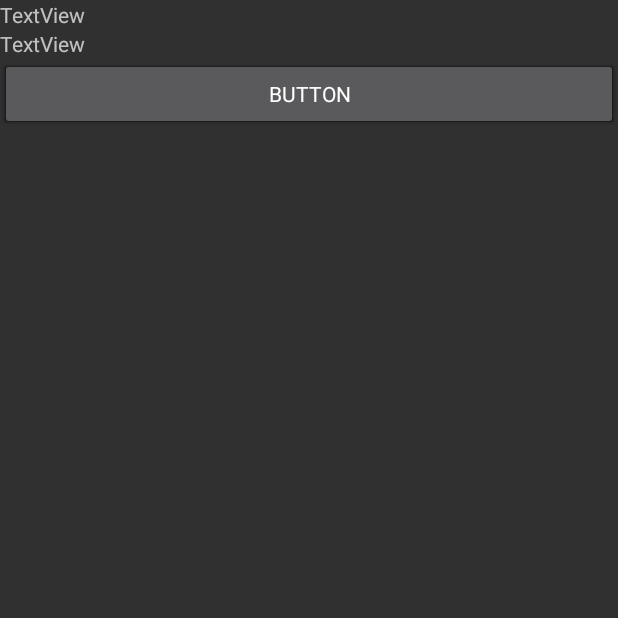
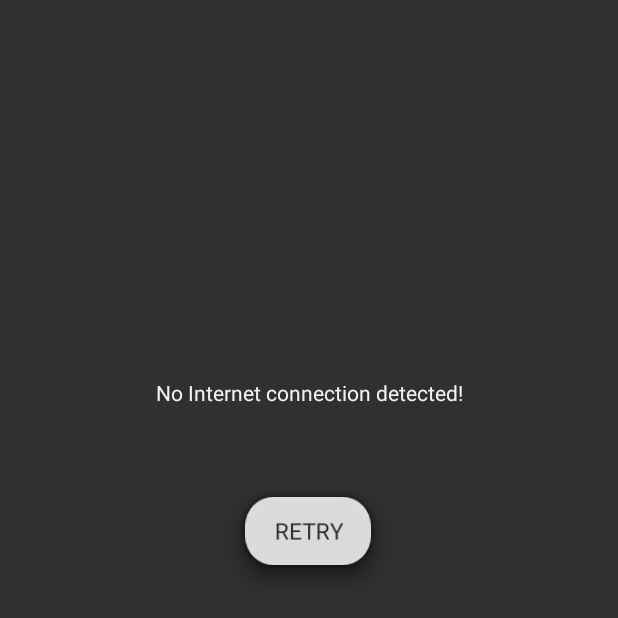
Before and after one commit to JeremyVun1/drop-messages-android, an Android app: the screen it shows after launch (TestActivity before the commit, NoInternetActivity after it), on a phone screen of 412 x 824 dp, the top half of it. Run offline under Robolectric (Android 15) with nearby library versions, the light colour scheme and no system bars; libraries missing offline, so code that uses them is left out: com.tinder.scarlet; Roboto replaces fonts that are not available here.

Commit message:
no internet activity

```diff
--- a/app/src/main/AndroidManifest.xml
+++ b/app/src/main/AndroidManifest.xml
@@ -24,6 +24,9 @@
 
         <!-- Test Activity -->
         <activity android:name=".TestActivity">
+        </activity>
+
+        <activity android:name=".NoInternetActivity">
             <intent-filter>
                 <action android:name="android.intent.action.MAIN" />
 
--- /dev/null
+++ b/app/src/main/java/com/example/drop_messages_android/NoInternetActivity.kt
@@ -0,0 +1,64 @@
+package com.example.drop_messages_android
+
+import android.Manifest.permission
+import android.animation.ObjectAnimator
+import android.animation.PropertyValuesHolder
+import android.annotation.SuppressLint
+import android.content.Context
+import android.content.Intent
+import android.content.pm.PackageManager
+import android.os.Build
+import android.os.Bundle
+import android.util.Log
+import android.view.View
+import android.view.animation.LinearInterpolator
+import android.view.animation.OvershootInterpolator
+import android.widget.Toast
+import androidx.appcompat.app.AppCompatActivity
+import com.example.drop_messages_android.api.*
+import com.google.gson.Gson
+import com.google.gson.JsonObject
+import com.tinder.scarlet.WebSocket
+import kotlinx.android.synthetic.main.activity_loading.*
+import kotlinx.android.synthetic.main.activity_no_internet.*
+import kotlinx.coroutines.CoroutineScope
+import kotlinx.coroutines.Dispatchers.Default
+import kotlinx.coroutines.Dispatchers.IO
+import kotlinx.coroutines.Dispatchers.Main
+import kotlinx.coroutines.delay
+import kotlinx.coroutines.launch
+import kotlinx.coroutines.withContext
+
+
+// This is the main entry point which checks whether to route the user to the login/signup pages
+// or directly launch the activity with stored credentials
+class NoInternetActivity : AppCompatActivity() {
+
+    override fun onCreate(savedInstanceState: Bundle?) {
+        super.onCreate(savedInstanceState)
+        setContentView(R.layout.activity_no_internet)
+        overridePendingTransition(0, 0)
+
+        initAnimations()
+
+        btn_retry.setOnClickListener {
+            finish()
+        }
+    }
+
+    /**
+     * View Animations
+     */
+    private fun initAnimations() {
+        // button pulse
+        val scaleX = PropertyValuesHolder.ofFloat(View.SCALE_X, 0.95f, 1f)
+        val scaleY = PropertyValuesHolder.ofFloat(View.SCALE_Y, 0.95f, 1f)
+        val alpha = PropertyValuesHolder.ofFloat(View.ALPHA, 0.9f, 1f)
+        ObjectAnimator.ofPropertyValuesHolder(btn_retry, scaleX, scaleY, alpha).apply {
+            interpolator = OvershootInterpolator()
+            duration = 1000
+            repeatMode = ObjectAnimator.REVERSE
+            repeatCount = ObjectAnimator.INFINITE
+        }.start()
+    }
+}
--- a/app/src/main/java/com/example/drop_messages_android/TestActivity.kt
+++ b/app/src/main/java/com/example/drop_messages_android/TestActivity.kt
@@ -1,6 +1,11 @@
 package com.example.drop_messages_android
 
 import android.Manifest
+import android.content.Context
+import android.content.pm.PackageManager
+import android.net.ConnectivityManager
+import android.net.Network
+import android.net.NetworkCapabilities
 import android.os.Build
 import android.os.Bundle
 import androidx.appcompat.app.AppCompatActivity
@@ -14,12 +19,9 @@ class TestActivity: AppCompatActivity() {
         super.onCreate(savedInstanceState)
         setContentView(R.layout.activity_test)
 
-        handlePermissions()
+        val flp = LocationServices.getFusedLocationProviderClient(this)
+        btn_get_location.setOnClickListener {
 
-        val flp = LocationServices.getFusedLocationProviderClient(this)
-
-        btn_get_location.setOnClickListener {
-            println("clicked")
             flp.lastLocation.addOnSuccessListener {
                 println("flp success")
                 tv_lat.text = it.latitude.toString()
@@ -28,9 +30,13 @@ class TestActivity: AppCompatActivity() {
         }
     }
 
-    fun handlePermissions() {
-        if (Build.VERSION.SDK_INT >= Build.VERSION_CODES.M) {
-            requestPermissions(arrayOf(Manifest.permission.ACCESS_FINE_LOCATION, Manifest.permission.ACCESS_COARSE_LOCATION), 1)
-        }
-    }
+
+
+
+
+
+
+
+
+
 }
--- a/app/src/main/java/com/example/drop_messages_android/location/LocationHandler.kt
+++ b/app/src/main/java/com/example/drop_messages_android/location/LocationHandler.kt
@@ -1,6 +1,7 @@
 package com.example.drop_messages_android.location
 
 import android.Manifest
+import android.app.Application
 import android.content.Context
 import android.content.pm.PackageManager
 import android.os.Build
@@ -53,7 +54,7 @@ import androidx.core.content.ContextCompat
  * Use geofencing to detect if user has entered, stayed in, or exited an area of interest
  */
 
-object LocationHandler {
+class LocationHandler(val app: Application) {
     fun getCurrentLocation() {
 
     }
@@ -68,4 +69,6 @@ object LocationHandler {
         }
     }
      */
+
+
 }
--- /dev/null
+++ b/app/src/main/res/drawable/btn_rounded_white.xml
@@ -0,0 +1,6 @@
+<?xml version="1.0" encoding="utf-8"?>
+<shape xmlns:android="http://schemas.android.com/apk/res/android"
+    android:shape="rectangle">
+    <solid android:color="@color/colorWhiteText" />
+    <corners android:radius="20dp" />
+</shape>
--- /dev/null
+++ b/app/src/main/res/layout/activity_no_internet.xml
@@ -0,0 +1,39 @@
+<?xml version="1.0" encoding="utf-8"?>
+<androidx.constraintlayout.widget.ConstraintLayout xmlns:android="http://schemas.android.com/apk/res/android"
+    xmlns:app="http://schemas.android.com/apk/res-auto"
+    xmlns:tools="http://schemas.android.com/tools"
+    android:id="@+id/linearLayout3"
+    android:layout_width="match_parent"
+    android:layout_height="match_parent">
+
+    <TextView
+        android:id="@+id/tv_no_internet"
+        style="@style/MediumWhiteText"
+        android:layout_width="0dp"
+        android:layout_height="wrap_content"
+        android:layout_marginTop="252dp"
+        android:gravity="center"
+        android:stateListAnimator="@null"
+        android:text="@string/no_internet_text"
+        app:layout_constraintEnd_toEndOf="parent"
+        app:layout_constraintHorizontal_bias="0.0"
+        app:layout_constraintStart_toStartOf="parent"
+        app:layout_constraintTop_toTopOf="parent" />
+
+    <Button
+        android:id="@+id/btn_retry"
+        android:layout_width="wrap_content"
+        android:layout_height="wrap_content"
+        android:background="@drawable/btn_rounded_white"
+        android:elevation="10dp"
+        android:stateListAnimator="@null"
+        android:text="@string/no_internet_button"
+        android:textSize="16sp"
+        android:textColor="@color/colorPrimaryDark"
+        app:layout_constraintBottom_toBottomOf="parent"
+        app:layout_constraintEnd_toEndOf="parent"
+        app:layout_constraintHorizontal_bias="0.498"
+        app:layout_constraintStart_toStartOf="parent"
+        app:layout_constraintTop_toBottomOf="@+id/tv_no_internet"
+        app:layout_constraintVertical_bias="0.116" />
+</androidx.constraintlayout.widget.ConstraintLayout>
--- a/app/src/main/res/layout/activity_test.xml
+++ b/app/src/main/res/layout/activity_test.xml
@@ -20,4 +20,10 @@
         android:layout_width="match_parent"
         android:layout_height="wrap_content"
         android:text="Button" />
+
+    <TextView
+        android:id="@+id/tv_has_internet"
+        android:layout_width="match_parent"
+        android:layout_height="wrap_content"
+        android:text="TextView" />
 </LinearLayout>
--- a/app/src/main/res/layout/card_login_fragment.xml
+++ b/app/src/main/res/layout/card_login_fragment.xml
@@ -92,7 +92,7 @@
             android:id="@+id/progress_container"
             android:layout_width="match_parent"
             android:layout_height="wrap_content"
-            android:layout_marginTop="10dp">
+            android:visibility="gone">
 
             <TableRow
                 android:layout_width="match_parent"
@@ -143,7 +143,7 @@
             android:id="@+id/signin_opt_container"
             android:layout_width="match_parent"
             android:layout_height="match_parent"
-            android:layout_marginTop="35dp"
+            android:layout_marginTop="70dp"
             android:gravity="center_horizontal"
             android:orientation="horizontal">
 
--- a/app/src/main/res/values/strings.xml
+++ b/app/src/main/res/values/strings.xml
@@ -34,6 +34,10 @@
     <string name="map_label">Map</string>
     <string name="my_drops_label">My Drops</string>
 
+    <!-- no internet -->
+    <string name="no_internet_text">No Internet connection detected!</string>
+    <string name="no_internet_button">Retry</string>
+
     <!-- API Urls -->
     <string name="sign_up_url">https://drop-messages.herokuapp.com/api/register/</string>
     <string name="get_token_url">https://drop-messages.herokuapp.com/api/token/</string>
```
Also changed, not shown: app/src/main/java/com/example/drop_messages_android/MainLoaderActivity.kt (+58 -16 lines), app/src/main/java/com/example/drop_messages_android/Util.kt (added, +23 -0 lines), app/src/main/java/com/example/drop_messages_android/fragments/LoginFragment.kt (+7 -7 lines), app/src/main/java/com/example/drop_messages_android/fragments/RegisterFragment.kt (+42 -3 lines), app/src/main/res/layout/card_register_fragment.xml (+51 -0 lines).
